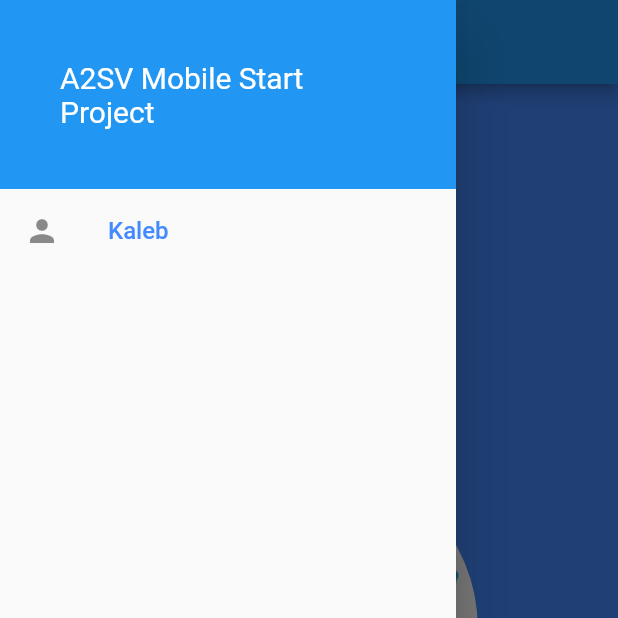
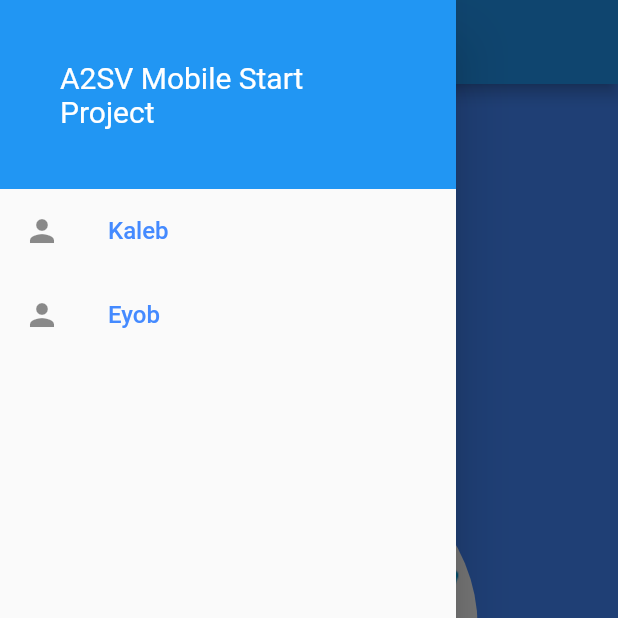
Before and after one commit to RealEskalate/Practice, a Flutter app: the screen it shows after launch, with the side drawer open, on a phone screen of 412 x 824 dp, the top half of it. Run offline on Flutter 3.47's test engine with Material 2 defaults, Android fonts, the phone set to English and light mode, and no system bars; our stand-ins replace flutter_bloc, google_fonts; Roboto replaces fonts that are missing (Piazzolla).

Commit message:
setup for challenge

```diff
--- a/starter_project_mobile/lib/route.dart
+++ b/starter_project_mobile/lib/route.dart
@@ -1,6 +1,5 @@
 import 'package:flutter/material.dart';
 import 'package:start_project_mobile/screens/Screens.dart';
-import 'package:start_project_mobile/screens/kaleb_page.dart';
 
 import 'models/User.dart';
 
@@ -17,6 +16,9 @@ class PageRouter {
         return MaterialPageRoute(builder: (context) {
           return KalebPage();
         });
+
+      case EyobPage.PageRoute:
+        return MaterialPageRoute(builder: (context) => EyobPage());
     }
   }
 }
--- a/starter_project_mobile/lib/screens/Screens.dart
+++ b/starter_project_mobile/lib/screens/Screens.dart
@@ -1,3 +1,4 @@
 export 'kaleb_page.dart';
+export 'eyob_page.dart';
 export 'home_page.dart';
 export 'main_drawer.dart';
--- /dev/null
+++ b/starter_project_mobile/lib/screens/eyob_page.dart
@@ -0,0 +1,17 @@
+import 'package:flutter/material.dart';
+import 'package:flutter_bloc/flutter_bloc.dart';
+
+class EyobPage extends StatelessWidget {
+  static const PageRoute = '/eyob';
+
+  @override
+  Widget build(BuildContext context) {
+    return Scaffold(
+      body: SafeArea(
+        child: Center(
+          child: Text('Eyob Alemu'),
+        ),
+      ),
+    );
+  }
+}
--- a/starter_project_mobile/lib/screens/main_drawer.dart
+++ b/starter_project_mobile/lib/screens/main_drawer.dart
@@ -1,6 +1,7 @@
 import 'package:flutter/cupertino.dart';
 import 'package:flutter/material.dart';
 import 'package:google_fonts/google_fonts.dart';
+import 'package:start_project_mobile/screens/eyob_page.dart';
 import 'package:start_project_mobile/screens/kaleb_page.dart';
 
 class MainDrawer extends StatelessWidget {
@@ -38,6 +39,19 @@ class MainDrawer extends StatelessWidget {
               onTap: () {
                 Navigator.of(context).pushNamed(KalebPage.RouteName);
               }),
+          ListTile(
+            leading: Icon(Icons.person),
+            title: Text(
+              "Eyob",
+              style: TextStyle(
+                color: Colors.blueAccent,
+                fontSize: 16.0,
+              ),
+            ),
+            onTap: () {
+              Navigator.of(context).pushNamed(EyobPage.PageRoute);
+            },
+          ),
         ],
       ),
     );
```
